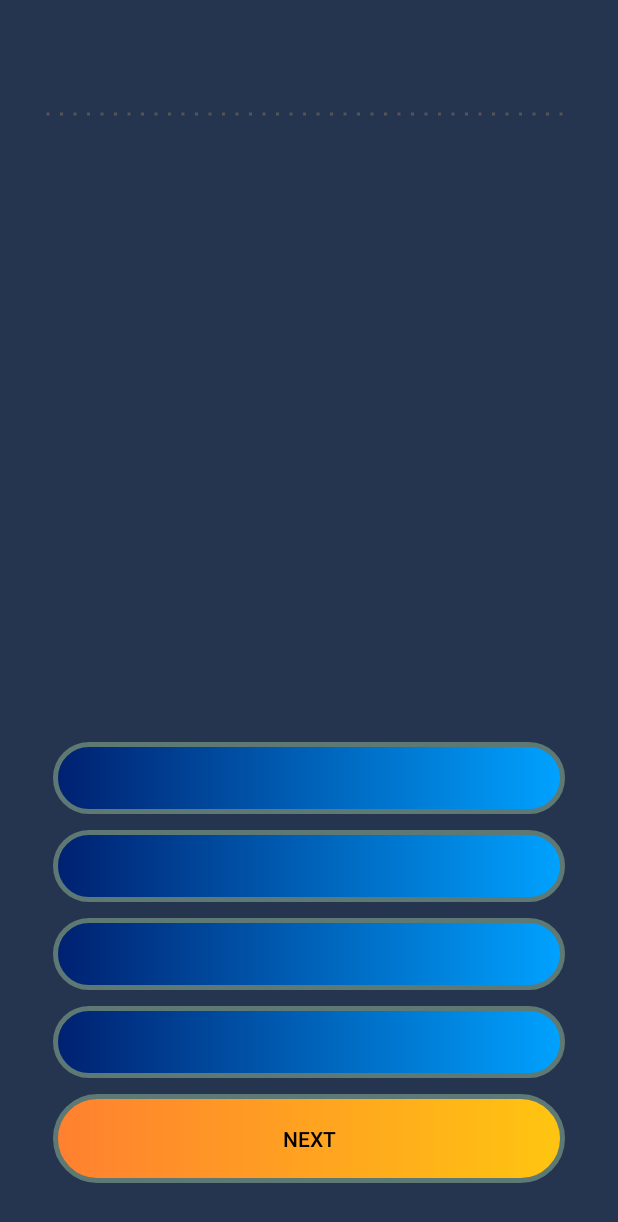
After one commit to kzlotekprogrammer/QuizApp, an Android app: the layout activity_playing.xml on its own in the app's theme, with its tools: preview values and no code run, on a phone screen of 412 x 824 dp. The commit adds this screen. Shown: the top 1222 px of the screen. Run offline under Robolectric (Android 15) with nearby library versions, the phone set to English and light mode, and no system bars.

Commit message:
Lokalna baza danych Okno do odpowiadania na pytania

```diff
--- a/app/src/main/AndroidManifest.xml
+++ b/app/src/main/AndroidManifest.xml
@@ -9,6 +9,7 @@
         android:roundIcon="@mipmap/ic_launcher_round"
         android:supportsRtl="true"
         android:theme="@style/AppTheme">
+        <activity android:name=".ui.PlayingActivity" />
         <activity android:name=".MainActivity">
             <intent-filter>
                 <action android:name="android.intent.action.MAIN" />
--- /dev/null
+++ b/app/src/main/res/drawable/dotted_line.xml
@@ -0,0 +1,10 @@
+<?xml version="1.0" encoding="utf-8"?>
+<shape xmlns:android="http://schemas.android.com/apk/res/android"
+    android:shape="line" >
+    <stroke
+        android:dashGap="7dp"
+        android:dashWidth="2dp"
+        android:width="2dp"
+        android:color="#555555" >
+    </stroke>
+</shape>
--- /dev/null
+++ b/app/src/main/res/drawable/gradient_blue.xml
@@ -0,0 +1,7 @@
+<?xml version="1.0" encoding="utf-8"?>
+<shape xmlns:android="http://schemas.android.com/apk/res/android"
+    android:shape="rectangle">
+    <corners android:radius="30dip"/>
+    <stroke android:width="3dp" android:color="#5e7974"/>
+    <gradient android:angle="0" android:startColor="#002070" android:endColor="#00A2FF"/>
+</shape>
--- /dev/null
+++ b/app/src/main/res/drawable/gradient_yellow.xml
@@ -0,0 +1,7 @@
+<?xml version="1.0" encoding="utf-8"?>
+<shape xmlns:android="http://schemas.android.com/apk/res/android"
+    android:shape="rectangle">
+    <corners android:radius="30dip"/>
+    <stroke android:width="3dp" android:color="#5e7974"/>
+    <gradient android:angle="0" android:startColor="#FF8030" android:endColor="#FFC510"/>
+</shape>
--- /dev/null
+++ b/app/src/main/res/layout/activity_playing.xml
@@ -0,0 +1,121 @@
+<?xml version="1.0" encoding="utf-8"?>
+<androidx.constraintlayout.widget.ConstraintLayout xmlns:android="http://schemas.android.com/apk/res/android"
+    xmlns:tools="http://schemas.android.com/tools"
+    android:layout_width="match_parent"
+    android:layout_height="match_parent"
+    xmlns:app="http://schemas.android.com/apk/res-auto"
+    tools:context=".ui.PlayingActivity"
+    android:orientation="vertical"
+    android:background="#253550"
+    android:padding="30dp">
+
+    <TextView
+        app:layout_constraintTop_toTopOf="parent"
+        app:layout_constraintBottom_toTopOf="@+id/separator"
+        app:layout_constraintLeft_toLeftOf="parent"
+        app:layout_constraintRight_toRightOf="parent"
+        android:id="@+id/playing_activity_text_view_score_count"
+        android:layout_width="0dp"
+        android:layout_height="wrap_content"
+        android:textSize="32sp"
+        android:textColor="#AAAAAA"/>
+
+    <View
+        app:layout_constraintBottom_toTopOf="@id/playing_activity_text_view_question_content"
+        app:layout_constraintTop_toBottomOf="@id/playing_activity_text_view_score_count"
+        app:layout_constraintLeft_toLeftOf="parent"
+        app:layout_constraintRight_toRightOf="parent"
+        android:id="@+id/separator"
+        android:layout_width="0dp"
+        android:layout_height="5dip"
+        android:background="@drawable/dotted_line"
+        android:layerType="software"
+        android:orientation="vertical" />
+
+    <TextView
+        app:layout_constraintBottom_toTopOf="@id/playing_activity_button_answer_1"
+        app:layout_constraintTop_toBottomOf="@id/separator"
+        app:layout_constraintLeft_toLeftOf="parent"
+        app:layout_constraintRight_toRightOf="parent"
+        android:id="@+id/playing_activity_text_view_question_content"
+        android:layout_width="0dp"
+        android:layout_height="0dp"
+        android:textSize="32sp"
+        android:textColor="@android:color/white"
+        android:padding="5dp"/>
+
+    <Button
+        app:layout_constraintTop_toBottomOf="@id/playing_activity_text_view_question_content"
+        app:layout_constraintBottom_toTopOf="@id/playing_activity_button_answer_2"
+        app:layout_constraintLeft_toLeftOf="parent"
+        app:layout_constraintRight_toRightOf="parent"
+        android:id="@+id/playing_activity_button_answer_1"
+        android:layout_width="0dp"
+        android:layout_height="wrap_content"
+        android:background="@drawable/gradient_blue"
+        android:padding="10dp"
+        android:layout_margin="5dp"
+        android:enabled="false"
+        android:textColor="@android:color/white"/>
+
+    <Button
+        app:layout_constraintTop_toBottomOf="@id/playing_activity_button_answer_1"
+        app:layout_constraintBottom_toTopOf="@id/playing_activity_button_answer_3"
+        app:layout_constraintLeft_toLeftOf="parent"
+        app:layout_constraintRight_toRightOf="parent"
+        android:id="@+id/playing_activity_button_answer_2"
+        android:layout_width="0dp"
+        android:layout_height="wrap_content"
+        android:background="@drawable/gradient_blue"
+        android:padding="10dp"
+        android:layout_margin="5dp"
+        android:enabled="false"
+        android:textColor="@android:color/white"/>
+
+    <Button
+        app:layout_constraintTop_toBottomOf="@id/playing_activity_button_answer_2"
+        app:layout_constraintBottom_toTopOf="@id/playing_activity_button_answer_4"
+        app:layout_constraintLeft_toLeftOf="parent"
+        app:layout_constraintRight_toRightOf="parent"
+        android:id="@+id/playing_activity_button_answer_3"
+        android:layout_width="0dp"
+        android:layout_height="wrap_content"
+        android:background="@drawable/gradient_blue"
+        android:padding="10dp"
+        android:layout_margin="5dp"
+        android:enabled="false"
+        android:textColor="@android:color/white"/>
+
+    <Button
+        app:layout_constraintTop_toBottomOf="@id/playing_activity_button_answer_3"
+        app:layout_constraintBottom_toTopOf="@id/playing_activity_button_next"
+        app:layout_constraintLeft_toLeftOf="parent"
+        app:layout_constraintRight_toRightOf="parent"
+        android:id="@+id/playing_activity_button_answer_4"
+        android:layout_width="0dp"
+        android:layout_height="wrap_content"
+        android:background="@drawable/gradient_blue"
+        android:padding="10dp"
+        android:layout_margin="5dp"
+        android:enabled="false"
+        android:textColor="@android:color/white"/>
+
+    <Button
+        app:layout_constraintTop_toBottomOf="@id/playing_activity_button_answer_4"
+        app:layout_constraintBottom_toBottomOf="parent"
+        app:layout_constraintLeft_toLeftOf="parent"
+        app:layout_constraintRight_toRightOf="parent"
+        android:id="@+id/playing_activity_button_next"
+        android:layout_width="0dp"
+        android:layout_height="wrap_content"
+        android:text="@string/playing_activity_button_next_text"
+        android:textColor="@android:color/black"
+        android:background="@drawable/gradient_yellow"
+        android:minWidth="150dp"
+        android:paddingTop="20dp"
+        android:paddingBottom="20dp"
+        android:layout_margin="5dp"
+        android:layout_gravity="center"
+        android:enabled="false"/>
+
+</androidx.constraintlayout.widget.ConstraintLayout>
--- a/app/src/main/res/values/strings.xml
+++ b/app/src/main/res/values/strings.xml
@@ -1,3 +1,5 @@
 <resources>
     <string name="app_name">QuizApp</string>
+    <string name="playing_activity_button_next_text">Next</string>
+    <string name="playing_activity_text_view_score_count">Question</string>
 </resources>
```
Also changed, not shown: app/build.gradle (+17 -0 lines), app/src/main/java/com/example/quizapp/MainActivity.java (+50 -0 lines), app/src/main/java/com/example/quizapp/database/AppDatabase.java (added, +26 -0 lines), app/src/main/java/com/example/quizapp/database/CategoryDao.java (added, +21 -0 lines), app/src/main/java/com/example/quizapp/database/QuestionDao.java (added, +24 -0 lines), app/src/main/java/com/example/quizapp/model/Category.java (added, +18 -0 lines), app/src/main/java/com/example/quizapp/model/Question.java (added, +30 -0 lines), app/src/main/java/com/example/quizapp/ui/PlayingActivity.java (added, +144 -0 lines), app/src/main/res/drawable/gradient_green.xml (added, +7 -0 lines), app/src/main/res/drawable/gradient_red.xml (added, +7 -0 lines), 1 other file.
